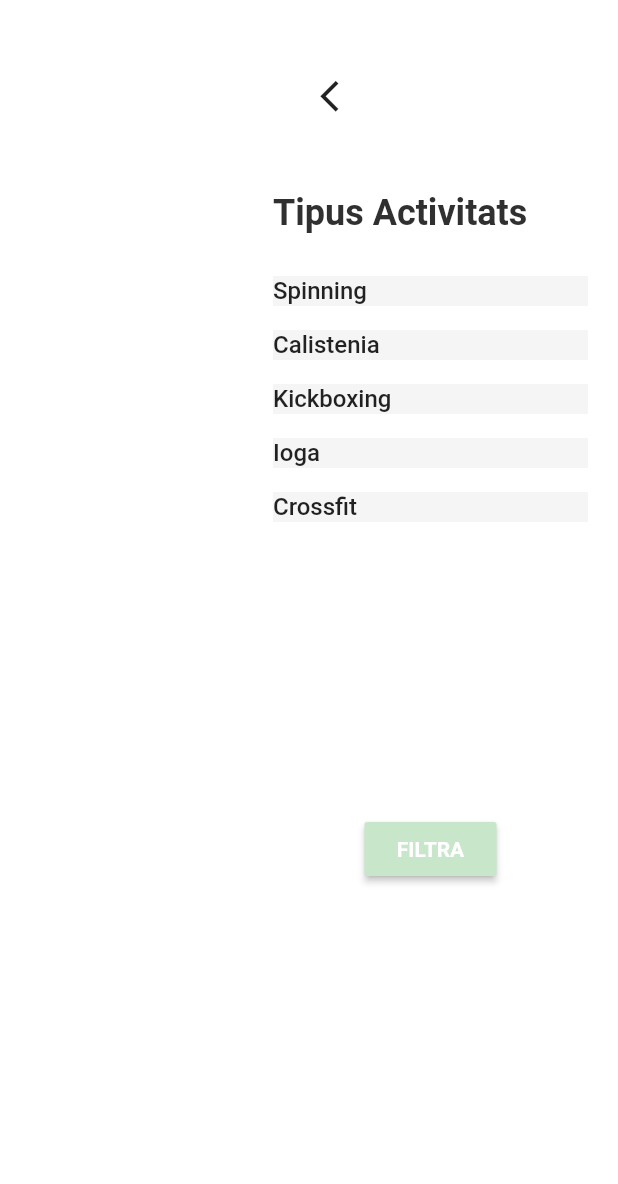
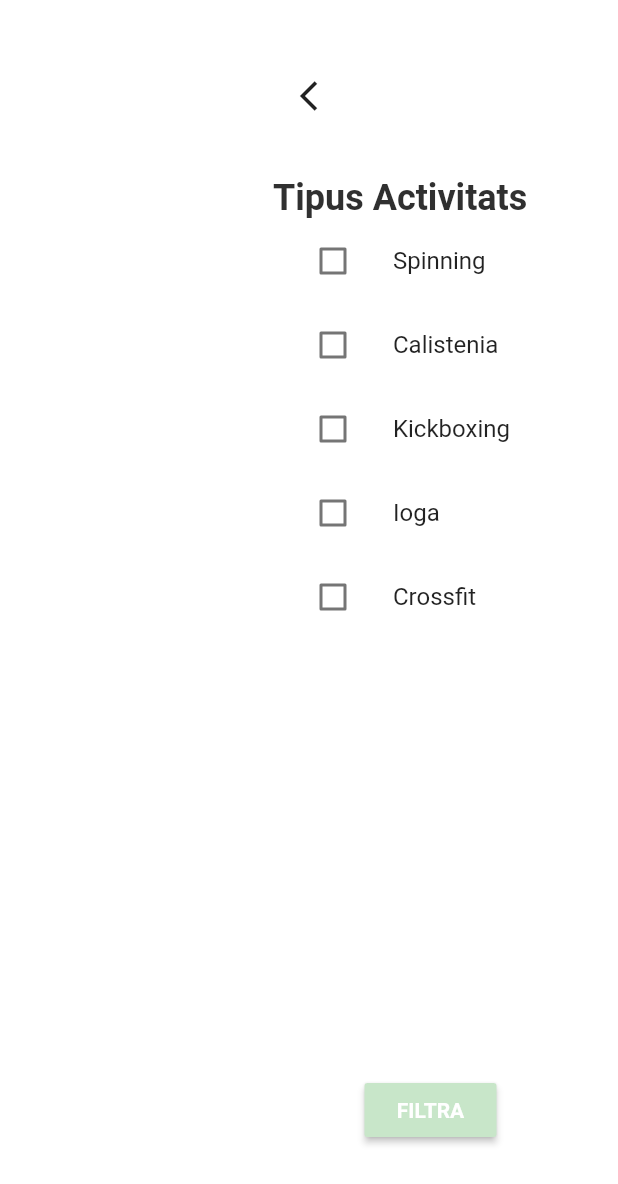
Before and after one commit to andreaMacian/projecte_pdm, a Flutter app: the FilterScreen screen opened directly, on a phone screen of 412 x 824 dp. Shown: the top 1184 px of the screen. Run offline on Flutter 3.47's test engine with Material 2 defaults, Android fonts, the phone set to English and light mode, and no system bars; our stand-ins replace cloud_firestore, firebase_auth, firebase_core; accounts and stored records are empty.

Commit message:
-Continuació del filtreScreen (queda fer el métode de filtrat al globalCalendar)

```diff
--- a/lib/screens/filterScreen.dart
+++ b/lib/screens/filterScreen.dart
@@ -1,4 +1,10 @@
 import 'package:flutter/material.dart';
+
+class TypeActivities {
+  String nomActivity;
+  bool selected;
+  TypeActivities(this.nomActivity, this.selected);
+}
 
 class FilterScreen extends StatefulWidget {
   @override
@@ -7,19 +13,109 @@ class FilterScreen extends StatefulWidget {
 
 class _FilterScreenState extends State<FilterScreen> {
 //podriamos coger los nombres de los datos de fireStore
-  List<String> tipusActivitats = [
+  List<String> llistaAct = [
     'Spinning',
     'Calistenia',
     'Kickboxing',
     'Ioga',
     'Crossfit'
   ];
+  List<TypeActivities> tipusActivitats = [];
+  @override
+  void initState() {
+    // TODO: implement initState
+    super.initState();
+    for (int i = 0; i < llistaAct.length; i++) {
+      tipusActivitats.add(TypeActivities(llistaAct[i], false));
+    }
+  }
 
   @override
   Widget build(BuildContext context) {
     return Scaffold(
       backgroundColor: Colors.white10, //medio transparente
       body: Container(
+        alignment: Alignment.centerRight,
+        child: Container(
+          decoration: BoxDecoration(
+            color: Colors.white,
+            borderRadius: BorderRadius.only(
+                topLeft: Radius.circular(15), bottomLeft: Radius.circular(15)),
+          ),
+          width: 250,
+          alignment: Alignment.topLeft,
+          child: Padding(
+            padding: const EdgeInsets.symmetric(vertical: 40, horizontal: 20),
+            child: Column(
+              mainAxisAlignment: MainAxisAlignment.start,
+              crossAxisAlignment: CrossAxisAlignment.start,
+              children: [
+                IconButton(
+                  icon: Icon(Icons.arrow_back_ios_outlined),
+                  onPressed: () {
+                    Navigator.of(context).pop();
+                  },
+                ),
+                SizedBox(height: 30),
+                Text(
+                  'Tipus Activitats',
+                  style: TextStyle(
+                      fontSize: 24,
+                      fontWeight: FontWeight.bold,
+                      color: Colors.grey[850]),
+                ),
+                Expanded(
+                  child: ListView.builder(
+                    itemCount: tipusActivitats.length,
+                    itemBuilder: (BuildContext context, int index) {
+                      return ListTile(
+                        leading: Checkbox(
+                          value: tipusActivitats[index].selected,
+                          onChanged: (bool newValue) {
+                            setState(() {
+                              tipusActivitats[index].selected = newValue;
+                            });
+                          },
+                        ),
+                        title: Text('${tipusActivitats[index].nomActivity}'),
+                      );
+                    },
+                  ),
+                ),
+                Padding(
+                  padding: const EdgeInsets.only(bottom: 20.0),
+                  child: Container(
+                    alignment: Alignment.center,
+                    child: RaisedButton(
+                      color: Colors.green[100],
+                      child: Text(
+                        'FILTRA',
+                        style: TextStyle(
+                          color: Colors.white,
+                          fontWeight: FontWeight.bold,
+                        ),
+                      ),
+                      onPressed: () {
+                        //tiene que enviar el nombre de las actividades marcadas con true
+                        List<String> actsFiltre = [];
+                        for (int i = 0; i < tipusActivitats.length; i++)
+                          if (tipusActivitats[i].selected)
+                            actsFiltre.add(tipusActivitats[i].nomActivity);
+                        Navigator.of(context).pop(actsFiltre);
+                      },
+                    ),
+                  ),
+                )
+              ],
+            ),
+          ),
+        ),
+      ),
+    );
+  }
+}
+
+/*
         alignment: Alignment.topRight,
         child: Container(
           alignment: Alignment.topLeft,
@@ -45,7 +141,7 @@ class _FilterScreenState extends State<FilterScreen> {
                     size: 25,
                   ),
                   onPressed: () {
-                    //Navigator.of(context).pop();
+                    Navigator.of(context).pop();
                   },
                 ),
                 SizedBox(
@@ -61,8 +157,22 @@ class _FilterScreenState extends State<FilterScreen> {
                 SizedBox(
                   height: 20,
                 ),
-                for (int i = 0; i < tipusActivitats.length; i++)
-                  TipusActivitat(tipusActivitats[i]),
+                ListView.builder(
+                  itemCount: tipusActivitats.length,
+                  itemBuilder: (BuildContext context, int index) {
+                    return ListTile(
+                      leading: Checkbox(
+                        value: selected,
+                        onChanged: (bool newValue) {
+                          setState(() {
+                            selected = newValue;
+                          });
+                        },
+                      ),
+                      title: Text('${tipusActivitats[index]}'),
+                    );
+                  },
+                ),
                 Spacer(),
                 Padding(
                   padding: const EdgeInsets.only(bottom: 20.0),
@@ -77,52 +187,14 @@ class _FilterScreenState extends State<FilterScreen> {
                           fontWeight: FontWeight.bold,
                         ),
                       ),
-                      onPressed: () {},
+                      onPressed: () {
+                        //tiene que enviar el nombre de las actividades marcadas con true
+                        Navigator.of(context).pop();
+                      },
                     ),
                   ),
                 )
               ],
             ),
           ),
-        ),
-      ),
-    );
-  }
-}
-
-class TipusActivitat extends StatelessWidget {
-  /*const TipusActivitat({
-    Key key,
-  }) : super(key: key);*/
-  final String nomActivitat;
-  bool seleccionada;
-  TipusActivitat(this.nomActivitat);
-
-  @override
-  Widget build(BuildContext context) {
-    return Padding(
-      padding: const EdgeInsets.symmetric(vertical: 8.0),
-      child: Container(
-        color: Colors.grey[100],
-        height: 20,
-        //decoration: BoxDecoration(border: BoxBorder()),
-        child: Row(
-          children: [
-            /*Checkbox(
-              value: seleccionada,
-              onChanged: (bool newValue) {
-                seleccionada=newValue;
-              }),*/
-            Text(
-              '$nomActivitat',
-              style: TextStyle(
-                fontWeight: FontWeight.w500,
-                fontSize: 16,
-              ),
-            )
-          ],
-        ),
-      ),
-    );
-  }
-}
+        )*/
--- a/lib/screens/globalCalendarScreen.dart
+++ b/lib/screens/globalCalendarScreen.dart
@@ -239,7 +239,7 @@ class _DiaCalendari2State extends State<DiaCalendari2> {
                     builder: (context) => ActivityScreen(acth[index],
                         false), //mandamos la actividad 'seleccionada'
                   ),
-                );
+                ).then((value) => null);
               },
               color: Colors.blue[100],
               child: Center(
```
Also changed, not shown: lib/screens/structureApp.dart (+9 -3 lines).
